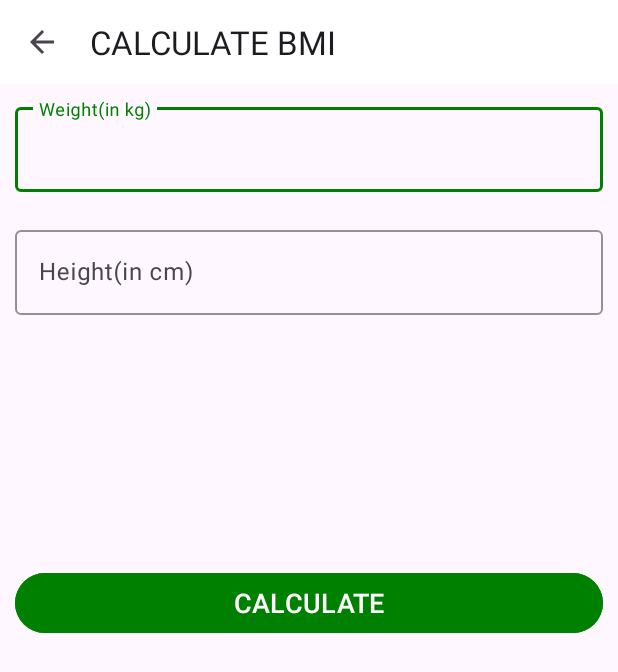
After one commit to demirtasm/workout, an Android app: the BMIActivity screen opened directly, with no data from a screen before it, on a phone screen of 412 x 824 dp. The commit adds this screen. Shown: the top 672 px of the screen. Run offline under Robolectric (Android 15) with nearby library versions, the phone set to English and light mode, and no system bars.

Commit message:
add bmi activity

```diff
--- a/app/src/main/java/com/example/a7minuteworkout/ExerciseModel.kt
+++ b/app/src/main/java/com/example/a7minuteworkout/model/ExerciseModel.kt
@@ -1,4 +1,4 @@
-package com.example.a7minuteworkout
+package com.example.a7minuteworkout.model
 
 data class ExerciseModel(
     var id: Int,
--- a/app/src/main/java/com/example/a7minuteworkout/FinishActivity.kt
+++ b/app/src/main/java/com/example/a7minuteworkout/view/FinishActivity.kt
@@ -1,10 +1,7 @@
-package com.example.a7minuteworkout
+package com.example.a7minuteworkout.view
 
 import android.os.Bundle
-import androidx.activity.enableEdgeToEdge
 import androidx.appcompat.app.AppCompatActivity
-import androidx.core.view.ViewCompat
-import androidx.core.view.WindowInsetsCompat
 import com.example.a7minuteworkout.databinding.ActivityFinishBinding
 
 class FinishActivity : AppCompatActivity() {
--- /dev/null
+++ b/app/src/main/res/drawable/drawable_unit_tab_selector.xml
@@ -0,0 +1,4 @@
+<?xml version="1.0" encoding="utf-8"?>
+<selector xmlns:android="http://schemas.android.com/apk/res/android">
+
+</selector>
--- /dev/null
+++ b/app/src/main/res/layout/activity_bmi.xml
@@ -0,0 +1,119 @@
+<?xml version="1.0" encoding="utf-8"?>
+<RelativeLayout xmlns:android="http://schemas.android.com/apk/res/android"
+    xmlns:app="http://schemas.android.com/apk/res-auto"
+    xmlns:tools="http://schemas.android.com/tools"
+    android:id="@+id/main"
+    android:layout_width="match_parent"
+    android:layout_height="match_parent"
+    android:orientation="horizontal"
+    tools:context=".view.BMIActivity">
+
+
+    <androidx.appcompat.widget.Toolbar
+        android:layout_width="match_parent"
+        android:layout_height="?android:attr/actionBarSize"
+        android:background="@color/white"
+        android:id="@+id/toolbar_bmi_activity"/>
+
+    <com.google.android.material.textfield.TextInputLayout
+        android:layout_width="match_parent"
+        android:layout_height="wrap_content"
+        android:id="@+id/tilMetricUnitWeight"
+        android:layout_below="@id/toolbar_bmi_activity"
+        android:layout_margin="10dp"
+        app:boxStrokeColor="@color/accent"
+        app:hintTextColor="@color/accent"
+        style="@style/Widget.Material3.TextInputLayout.OutlinedBox"
+        >
+        <EditText
+            android:layout_width="match_parent"
+            android:layout_height="wrap_content"
+            android:id="@+id/etMetrichUnitWeight"
+            android:hint="Weight(in kg)"
+            android:inputType="numberDecimal"
+            android:textSize="16sp"/>
+    </com.google.android.material.textfield.TextInputLayout>
+
+    <com.google.android.material.textfield.TextInputLayout
+        android:layout_width="match_parent"
+        android:layout_height="wrap_content"
+        android:id="@+id/tilMetricUnitHeight"
+        android:layout_margin="10dp"
+        app:boxStrokeColor="@color/accent"
+        app:hintTextColor="@color/accent"
+        style="@style/Widget.Material3.TextInputLayout.OutlinedBox"
+        android:layout_below="@+id/tilMetricUnitWeight"
+        >
+        <EditText
+            android:layout_width="match_parent"
+            android:layout_height="wrap_content"
+            android:id="@+id/etMetrichUnitHeight"
+            android:hint="Height(in cm)"
+            android:inputType="numberDecimal"
+            android:textSize="16sp"/>
+    </com.google.android.material.textfield.TextInputLayout>
+
+    <LinearLayout
+        android:layout_width="match_parent"
+        android:layout_height="wrap_content"
+        android:padding="10dp"
+        android:layout_below="@+id/tilMetricUnitHeight"
+        android:id="@+id/llDisplayBMIResult"
+        android:layout_marginTop="16dp"
+        android:orientation="vertical"
+        android:visibility="invisible"
+        tools:visibility="visible">
+
+
+
+    <TextView
+        android:layout_width="match_parent"
+        android:layout_height="wrap_content"
+        android:gravity="center"
+        android:id="@+id/tvBMI"
+        android:text="YOUR BMI"
+        android:textAllCaps="true"
+        android:textSize="16sp"/>
+
+    <TextView
+        android:layout_width="match_parent"
+        android:layout_height="wrap_content"
+        android:id="@+id/tvBMIValue"
+        android:layout_marginTop="5dp"
+        android:gravity="center"
+        android:textSize="18sp"
+        android:textStyle="bold"
+        tools:text="15.00"/>
+
+        <TextView
+            android:layout_width="match_parent"
+            android:layout_height="wrap_content"
+            android:id="@+id/tvBMIType"
+            android:layout_marginTop="5dp"
+            android:gravity="center"
+            android:textSize="18sp"
+            tools:text="Normal"/>
+
+        <TextView
+            android:layout_width="match_parent"
+            android:layout_height="wrap_content"
+            android:id="@+id/tvBMIDescription"
+            android:layout_marginTop="5dp"
+            android:gravity="center"
+            android:textSize="18sp"
+            tools:text="Normal"/>
+    </LinearLayout>
+
+    <Button
+        android:layout_width="match_parent"
+        android:layout_height="wrap_content"
+        android:id="@+id/btnCalculateUnits"
+        android:layout_margin="10dp"
+        android:layout_below="@+id/llDisplayBMIResult"
+        android:layout_gravity = "bottom"
+        android:layout_marginTop="35dp"
+        android:backgroundTint="@color/accent"
+        android:text="CALCULATE"
+        android:textColor="@color/white"
+        android:textSize="18sp"/>
+</RelativeLayout>
--- a/app/src/main/res/layout/activity_exercise.xml
+++ b/app/src/main/res/layout/activity_exercise.xml
@@ -6,7 +6,7 @@
     android:layout_width="match_parent"
     android:layout_height="match_parent"
     android:background="@color/white"
-    tools:context=".ExerciseActivity">
+    tools:context=".view.ExerciseActivity">
 
     <androidx.appcompat.widget.Toolbar
         android:id="@+id/toolbarExercise"
--- a/app/src/main/res/layout/activity_finish.xml
+++ b/app/src/main/res/layout/activity_finish.xml
@@ -5,7 +5,7 @@
     android:layout_height="match_parent"
     android:gravity="center_horizontal"
     android:orientation="vertical"
-    tools:context=".FinishActivity">
+    tools:context=".view.FinishActivity">
 
     <androidx.appcompat.widget.Toolbar
         android:id="@+id/toolbar_finish_activity"
```
Also changed, not shown: app/src/main/AndroidManifest.xml (+6 -3 lines), app/src/main/java/com/example/a7minuteworkout/model/Constants.kt (renamed from app/src/main/java/com/example/a7minuteworkout/Constants.kt, +5 -2 lines), app/src/main/java/com/example/a7minuteworkout/view/BMIActivity.kt (added, +103 -0 lines), app/src/main/java/com/example/a7minuteworkout/view/ExerciseActivity.kt (renamed from app/src/main/java/com/example/a7minuteworkout/ExerciseActivity.kt, +4 -5 lines), app/src/main/java/com/example/a7minuteworkout/view/ExerciseStatusAdapter.kt (renamed from app/src/main/java/com/example/a7minuteworkout/ExerciseStatusAdapter.kt, +12 -4 lines), app/src/main/java/com/example/a7minuteworkout/view/MainActivity.kt (renamed from app/src/main/java/com/example/a7minuteworkout/MainActivity.kt, +6 -5 lines), app/src/main/res/layout/activity_main.xml (+44 -11 lines).
